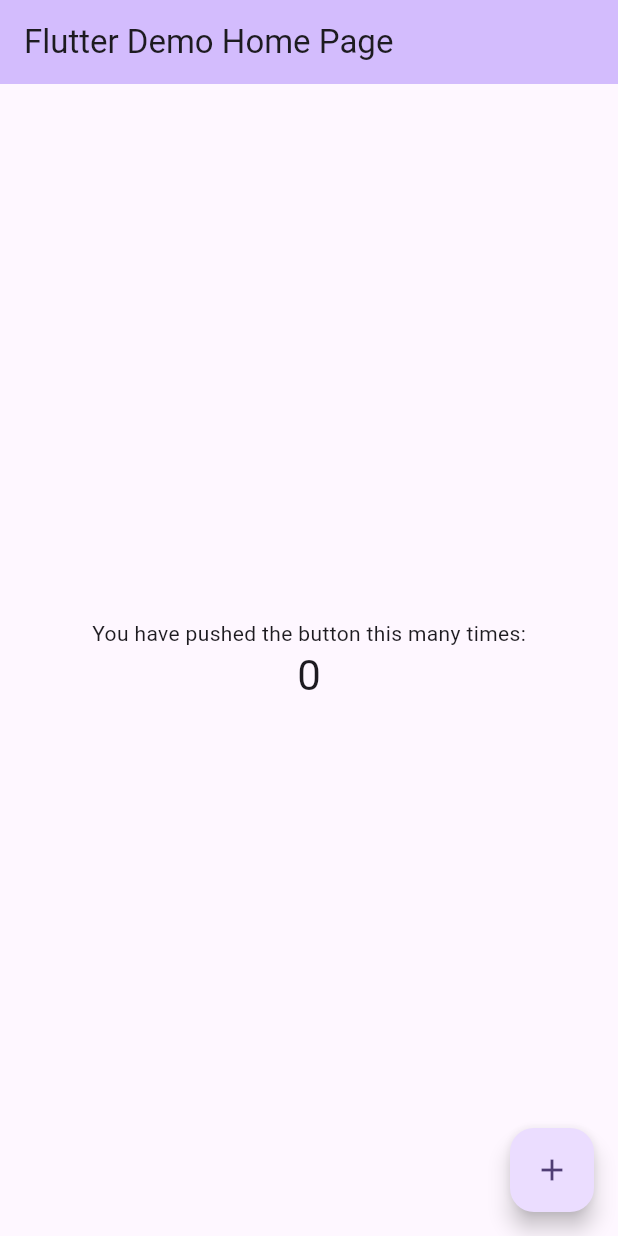
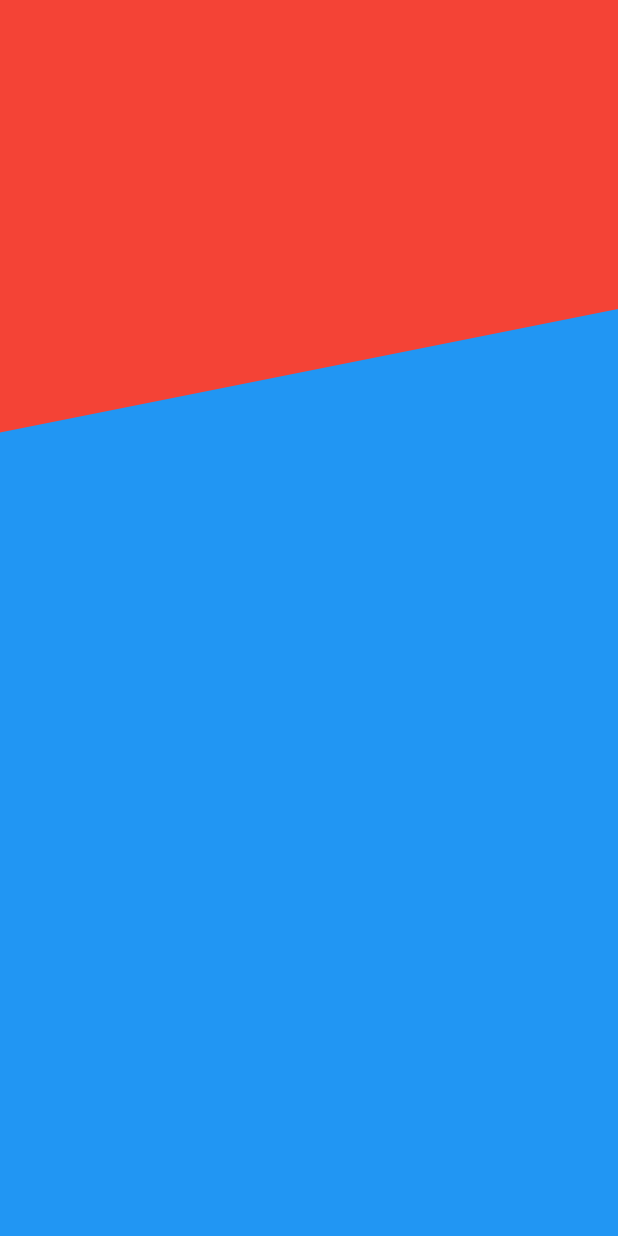
Before and after one commit to Galbfran/flutter_intermedio_animaciones, a Flutter app: the screen it shows after launch, on a phone screen of 412 x 824 dp. Run offline on Flutter 3.47's test engine with Material 3 defaults, Android fonts, the phone set to English and light mode, and no system bars.

Commit message:
add headerDiaganal

```diff
--- a/lib/main.dart
+++ b/lib/main.dart
@@ -1,125 +1,20 @@
+import 'package:animate/screen/pages/home_page.dart';
+
 import 'package:flutter/material.dart';
 
-void main() {
-  runApp(const MyApp());
-}
+void main() => runApp(
+      const MyApp(), // Wrap your app
+    );
 
 class MyApp extends StatelessWidget {
   const MyApp({super.key});
 
-  // This widget is the root of your application.
   @override
   Widget build(BuildContext context) {
-    return MaterialApp(
-      title: 'Flutter Demo',
-      theme: ThemeData(
-        // This is the theme of your application.
-        //
-        // TRY THIS: Try running your application with "flutter run". You'll see
-        // the application has a purple toolbar. Then, without quitting the app,
-        // try changing the seedColor in the colorScheme below to Colors.green
-        // and then invoke "hot reload" (save your changes or press the "hot
-        // reload" button in a Flutter-supported IDE, or press "r" if you used
-        // the command line to start the app).
-        //
-        // Notice that the counter didn't reset back to zero; the application
-        // state is not lost during the reload. To reset the state, use hot
-        // restart instead.
-        //
-        // This works for code too, not just values: Most code changes can be
-        // tested with just a hot reload.
-        colorScheme: ColorScheme.fromSeed(seedColor: Colors.deepPurple),
-        useMaterial3: true,
-      ),
-      home: const MyHomePage(title: 'Flutter Demo Home Page'),
+    return const MaterialApp(
+      debugShowCheckedModeBanner: false,
+      title: "curso de flutter fernando herrera animaciones",
+      home: HeadersPage(),
     );
   }
 }
-
-class MyHomePage extends StatefulWidget {
-  const MyHomePage({super.key, required this.title});
-
-  // This widget is the home page of your application. It is stateful, meaning
-  // that it has a State object (defined below) that contains fields that affect
-  // how it looks.
-
-  // This class is the configuration for the state. It holds the values (in this
-  // case the title) provided by the parent (in this case the App widget) and
-  // used by the build method of the State. Fields in a Widget subclass are
-  // always marked "final".
-
-  final String title;
-
-  @override
-  State<MyHomePage> createState() => _MyHomePageState();
-}
-
-class _MyHomePageState extends State<MyHomePage> {
-  int _counter = 0;
-
-  void _incrementCounter() {
-    setState(() {
-      // This call to setState tells the Flutter framework that something has
-      // changed in this State, which causes it to rerun the build method below
-      // so that the display can reflect the updated values. If we changed
-      // _counter without calling setState(), then the build method would not be
-      // called again, and so nothing would appear to happen.
-      _counter++;
-    });
-  }
-
-  @override
-  Widget build(BuildContext context) {
-    // This method is rerun every time setState is called, for instance as done
-    // by the _incrementCounter method above.
-    //
-    // The Flutter framework has been optimized to make rerunning build methods
-    // fast, so that you can just rebuild anything that needs updating rather
-    // than having to individually change instances of widgets.
-    return Scaffold(
-      appBar: AppBar(
-        // TRY THIS: Try changing the color here to a specific color (to
-        // Colors.amber, perhaps?) and trigger a hot reload to see the AppBar
-        // change color while the other colors stay the same.
-        backgroundColor: Theme.of(context).colorScheme.inversePrimary,
-        // Here we take the value from the MyHomePage object that was created by
-        // the App.build method, and use it to set our appbar title.
-        title: Text(widget.title),
-      ),
-      body: Center(
-        // Center is a layout widget. It takes a single child and positions it
-        // in the middle of the parent.
-        child: Column(
-          // Column is also a layout widget. It takes a list of children and
-          // arranges them vertically. By default, it sizes itself to fit its
-          // children horizontally, and tries to be as tall as its parent.
-          //
-          // Column has various properties to control how it sizes itself and
-          // how it positions its children. Here we use mainAxisAlignment to
-          // center the children vertically; the main axis here is the vertical
-          // axis because Columns are vertical (the cross axis would be
-          // horizontal).
-          //
-          // TRY THIS: Invoke "debug painting" (choose the "Toggle Debug Paint"
-          // action in the IDE, or press "p" in the console), to see the
-          // wireframe for each widget.
-          mainAxisAlignment: MainAxisAlignment.center,
-          children: <Widget>[
-            const Text(
-              'You have pushed the button this many times:',
-            ),
-            Text(
-              '$_counter',
-              style: Theme.of(context).textTheme.headlineMedium,
-            ),
-          ],
-        ),
-      ),
-      floatingActionButton: FloatingActionButton(
-        onPressed: _incrementCounter,
-        tooltip: 'Increment',
-        child: const Icon(Icons.add),
-      ), // This trailing comma makes auto-formatting nicer for build methods.
-    );
-  }
-}
--- /dev/null
+++ b/lib/screen/pages/home_page.dart
@@ -0,0 +1,13 @@
+import 'package:animate/screen/widgets/headers.dart';
+import 'package:flutter/material.dart';
+
+class HeadersPage extends StatelessWidget {
+  const HeadersPage({super.key});
+
+  @override
+  Widget build(BuildContext context) {
+    return const Scaffold(
+      body: HeaderDiagonal(),
+    );
+  }
+}
--- /dev/null
+++ b/lib/screen/widgets/headers.dart
@@ -0,0 +1,72 @@
+import 'package:flutter/material.dart';
+
+class HeaderCuadrado extends StatelessWidget {
+  const HeaderCuadrado({super.key});
+
+  @override
+  Widget build(BuildContext context) {
+    return Container(
+      height: 300,
+      color: Colors.blue,
+    );
+  }
+}
+
+class HeaderRedondeado extends StatelessWidget {
+  const HeaderRedondeado({super.key});
+
+  @override
+  Widget build(BuildContext context) {
+    return Container(
+      height: 300,
+      decoration: const BoxDecoration(
+        color: Colors.blue,
+        borderRadius: BorderRadius.only(
+          bottomLeft: Radius.circular(50),
+          bottomRight: Radius.circular(50),
+        ),
+      ),
+    );
+  }
+}
+
+class HeaderDiagonal extends StatelessWidget {
+  const HeaderDiagonal({super.key});
+
+  @override
+  Widget build(BuildContext context) {
+    return Container(
+      width: double.infinity,
+      height: double.infinity,
+      color: Colors.blue,
+      child: CustomPaint(
+        painter: _HeaderDiagonalPainter(),
+      ),
+    );
+  }
+}
+
+class _HeaderDiagonalPainter extends CustomPainter {
+  @override
+  void paint(Canvas canvas, Size size) {
+    final paint = Paint();
+    // propiedades
+    paint.color = Colors.red;
+    paint.style = PaintingStyle.fill;
+    paint.strokeWidth = 5;
+
+    final path = Path();
+    path.moveTo(0, size.height * 0.35);
+    path.lineTo(size.width, size.height * 0.25);
+    path.lineTo(size.width, 0);
+    path.lineTo(0, 0);
+    path.lineTo(0, size.height * 0.5);
+
+    canvas.drawPath(path, paint);
+  }
+
+  @override
+  bool shouldRepaint(covariant CustomPainter oldDelegate) {
+    return true;
+  }
+}
--- a/pubspec.yaml
+++ b/pubspec.yaml
@@ -35,6 +35,7 @@ dependencies:
   # The following adds the Cupertino Icons font to your application.
   # Use with the CupertinoIcons class for iOS style icons.
   cupertino_icons: ^1.0.6
+  device_preview: ^1.2.0
 
 dev_dependencies:
   flutter_test:
```
Also changed, not shown: pubspec.lock.
